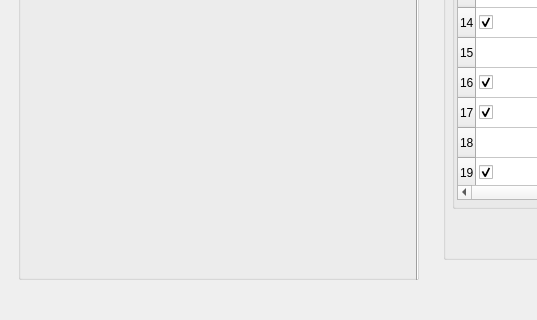
This is ui/SettingView.ui in CS4311-spring-2020/pick-tool-team15-spicegirls as Qt 5 draws it before an edit; both pictures show x 0 to 537 and y 459 to 779 of the 1281 by 779 pixel window. The edited form follows.
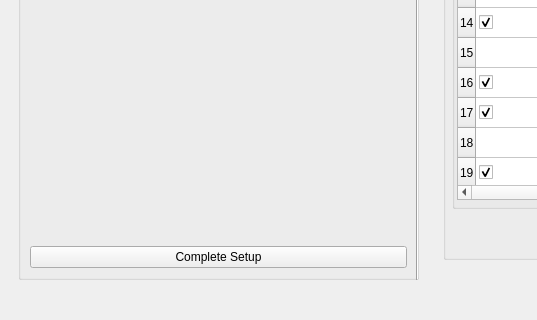
This is the edited form. The open tabs and pages were chosen to show the change.

Diff of the .ui file:
```diff
--- a/ui/SettingView.ui
+++ b/ui/SettingView.ui
@@ -100,6 +100,13 @@
             </property>
            </spacer>
           </item>
+          <item>
+           <widget class="QPushButton" name="completeSetupButton_pushButton">
+            <property name="text">
+             <string>Complete Setup</string>
+            </property>
+           </widget>
+          </item>
          </layout>
         </widget>
        </item>
```
Left out of the diff: 2 changed lines with no effect on the pictures.
